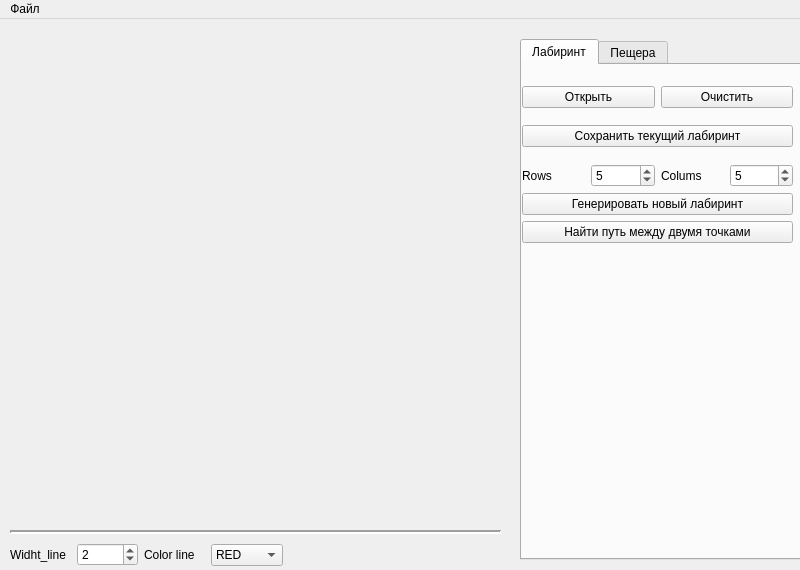
The window that src/source/mainwindow.ui (SvetislavDobromirov/maze) describes before a commit, drawn with Qt 5.
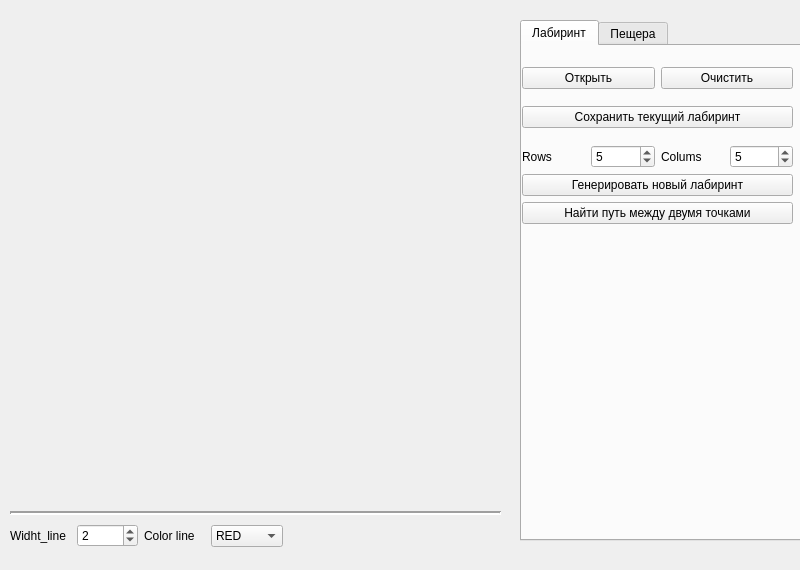
The same window after the commit.

Diff of the .ui file:
```diff
--- a/src/source/mainwindow.ui
+++ b/src/source/mainwindow.ui
@@ -413,7 +413,7 @@
      <item>
       <widget class="QComboBox" name="color_lines_comboBox">
        <property name="currentText">
-        <string>BLACK</string>
+        <string>RED</string>
        </property>
        <item>
         <property name="text">
@@ -440,23 +440,6 @@
     </layout>
    </widget>
   </widget>
-  <widget class="QMenuBar" name="menubar">
-   <property name="geometry">
-    <rect>
-     <x>0</x>
-     <y>0</y>
-     <width>800</width>
-     <height>22</height>
-    </rect>
-   </property>
-   <widget class="QMenu" name="menu">
-    <property name="title">
-     <string>Файл</string>
-    </property>
-    <addaction name="action"/>
-   </widget>
-   <addaction name="menu"/>
-  </widget>
   <action name="maze_open">
    <property name="text">
     <string>Открыть лабиринт</string>
```
